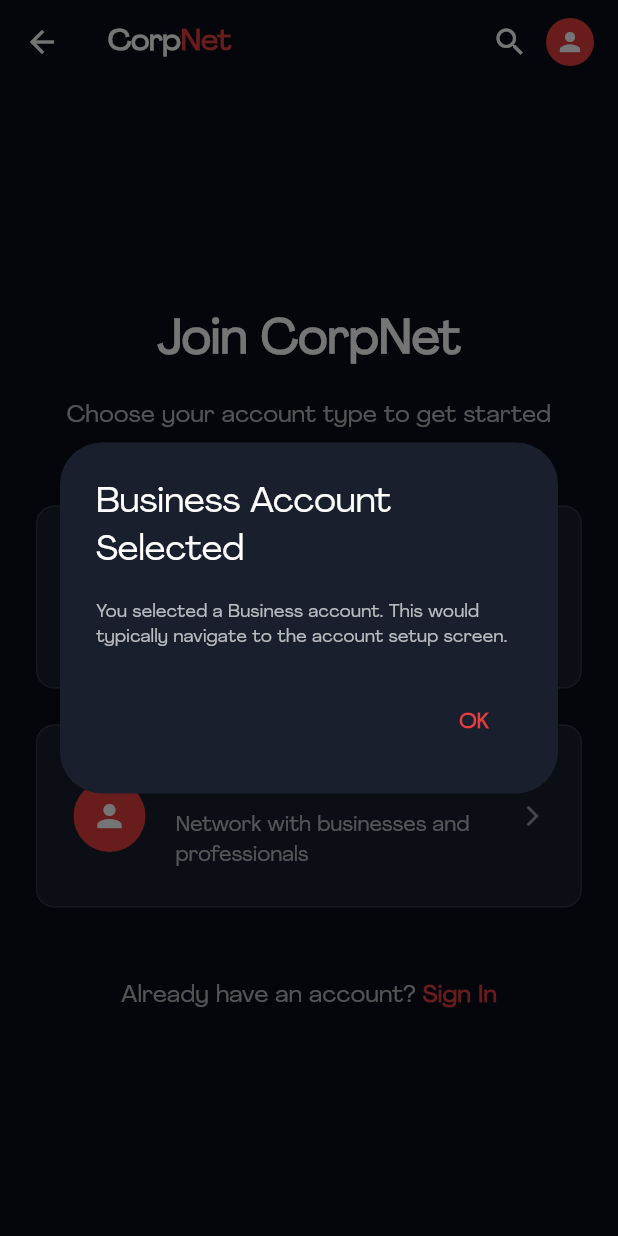
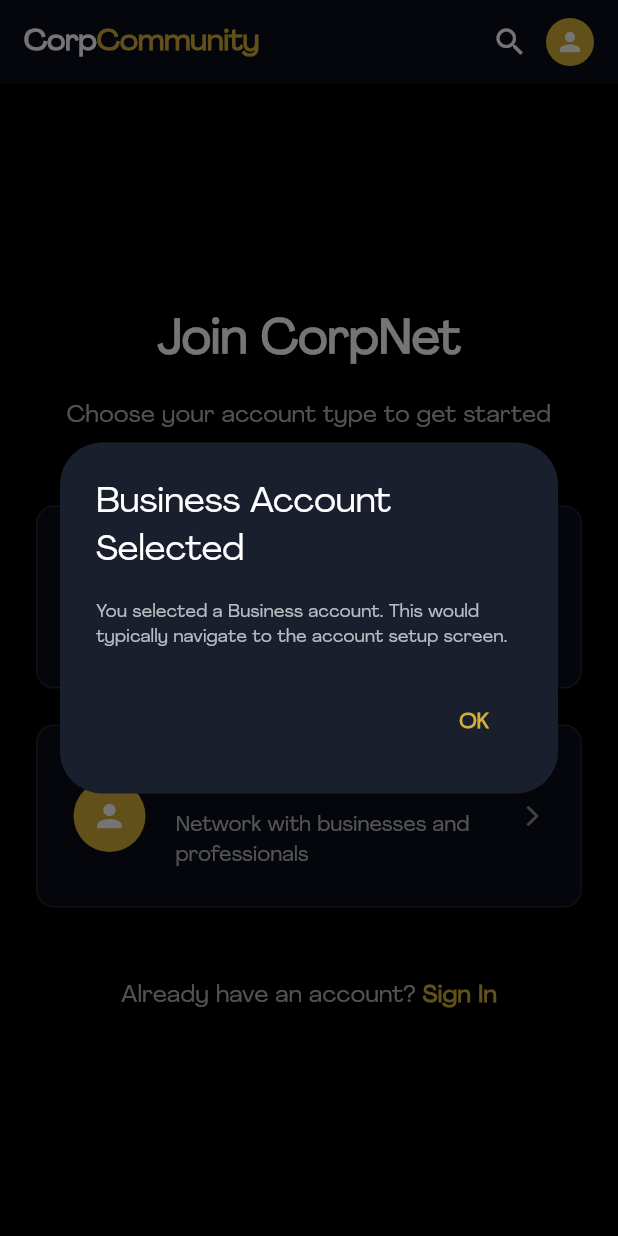
Before and after one commit to Afika-1/corpnet_flut, a Flutter app: the AccountSelectionScreen screen opened directly, after a tap on "Business Account", on a phone screen of 412 x 824 dp. Run offline on Flutter 3.47's test engine with Material 3 defaults, Android fonts, the phone set to English and light mode, and no system bars.

Commit message:
Black background and yellowish foreground

```diff
--- a/lib/main.dart
+++ b/lib/main.dart
@@ -1,4 +1,5 @@
 import 'package:corpnet_flut/screens/welcome_screen.dart';
+import 'package:corpnet_flut/widgets/splash_screen.dart';
 import 'package:flutter/material.dart';
 
 import 'screens/home_screen.dart';
@@ -88,7 +89,7 @@ class CorpNetApp extends StatelessWidget {
         '/business': (context) => BusinessScreen(),
         '/profile': (context) => ProfileScreen(),
       },
-      home: WelcomeScreen(),
+      home: SplashScreen(),
       //
     );
   }
--- a/lib/screens/account_selection.dart
+++ b/lib/screens/account_selection.dart
@@ -214,7 +214,9 @@ class AccountSelectionScreen extends StatelessWidget {
   @override
   Widget build(BuildContext context) {
     return Scaffold(
-      backgroundColor: const Color(0xFF0A0E1A),
+      // backgroundColor: const Color(0xFF0A0E1A),
+            backgroundColor: Colors.black,
+
       appBar: AppBar(
         backgroundColor: const Color(0xFF0A0E1A),
         elevation: 0,
@@ -229,9 +231,9 @@ class AccountSelectionScreen extends StatelessWidget {
               ),
             ),
             const Text(
-              'Net',
+              'Community',
               style: TextStyle(
-                color: Color(0xFFE53E3E),
+                color: Color(0xFFD4AF37),
                 fontSize: 20,
                 fontWeight: FontWeight.bold,
               ),
@@ -245,7 +247,7 @@ class AccountSelectionScreen extends StatelessWidget {
           ),
          const CircleAvatar(
             radius: 16,
-            backgroundColor: Color(0xFFE53E3E),
+            backgroundColor: Color(0xFFD4AF37),
             child: Icon(Icons.person, color: Colors.white, size: 20),
           ),
           const SizedBox(width: 16),
@@ -312,7 +314,7 @@ class AccountSelectionScreen extends StatelessWidget {
                     child: const Text(
                       'Sign In',
                       style: TextStyle(
-                        color: Color(0xFFE53E3E),
+                        color: Color(0xFFD4AF37),
                         fontSize: 16,
                         fontWeight: FontWeight.w600,
                       ),
@@ -340,7 +342,7 @@ class AccountSelectionScreen extends StatelessWidget {
         width: double.infinity,
         padding: const EdgeInsets.all(24),
         decoration: BoxDecoration(
-          color: const Color(0xFF1A1F2E),
+          color: const Color(0xFF0A0E1A),
           borderRadius: BorderRadius.circular(12),
           border: Border.all(
             color: Colors.white.withValues(alpha: 0.1),
@@ -353,7 +355,7 @@ class AccountSelectionScreen extends StatelessWidget {
               width: 48,
               height: 48,
               decoration: const BoxDecoration(
-                color: Color(0xFFE53E3E),
+                color: Color(0xFFD4AF37),
                 shape: BoxShape.circle,
               ),
               child: Icon(
@@ -416,7 +418,7 @@ class AccountSelectionScreen extends StatelessWidget {
               onPressed: () => Navigator.of(context).pop(),
               child: const Text(
                 'OK',
-                style: TextStyle(color: Color(0xFFE53E3E)),
+                style: TextStyle(color: Color(0xFFD4AF37)),
               ),
             ),
           ],
--- a/lib/widgets/splash_screen.dart
+++ b/lib/widgets/splash_screen.dart
@@ -1,5 +1,7 @@
 // import 'package:corpnet_flut/screens/account_selection.dart';
 // import 'package:corpnet_flut/screens/profile_screen.dart';
+import 'package:corpnet_flut/screens/account_selection.dart';
+import 'package:corpnet_flut/screens/home_screen.dart';
 import 'package:flutter/material.dart';
 import 'dart:async';
 // import '../screens/business_page.dart';
@@ -19,7 +21,7 @@ class MyApp extends StatelessWidget {
   @override
   Widget build(BuildContext context) {
     return MaterialApp(
-      title: 'CorpNet App',
+      title: 'Corp Community App',
       debugShowCheckedModeBanner: false,
       theme: ThemeData(
         fontFamily: 'Inter',
@@ -75,7 +77,7 @@ class _SplashScreenState extends State<SplashScreen> {
       Navigator.pushReplacement(
         context,
         // MaterialPageRoute(builder: (context) => const AccountSelectionScreen()), // Navigate to HomeScreen
-        MaterialPageRoute(builder: (context) =>  WelcomeScreen()),
+        MaterialPageRoute(builder: (context) =>  AccountSelectionScreen()),
       );
     });
   }
@@ -85,7 +87,8 @@ class _SplashScreenState extends State<SplashScreen> {
     // const maroon = Color(0xFF7F1D1D); // Maroon color
 
     return Scaffold(
-      backgroundColor: const Color(0xFF0A121D),
+      // backgroundColor: const Color(0xFF0A121D),
+            backgroundColor: Colors.black,
 
       body: Center(
 
@@ -94,7 +97,7 @@ class _SplashScreenState extends State<SplashScreen> {
           text: TextSpan(
             style: const TextStyle(
               fontFamily: 'Inter',
-              fontSize: 40,
+              fontSize: 60,
               fontWeight: FontWeight.bold,
             ),
             children: [
@@ -103,7 +106,7 @@ class _SplashScreenState extends State<SplashScreen> {
                 style: TextStyle(color: Colors.white),
               ),
               TextSpan(
-                text: 'Net',
+                text: 'Community',
                 style: TextStyle(color: Colors.yellow),
               ),
             ],
```
Also changed, not shown: lib/screens/landing_page_screen.dart (+13 -13 lines).
